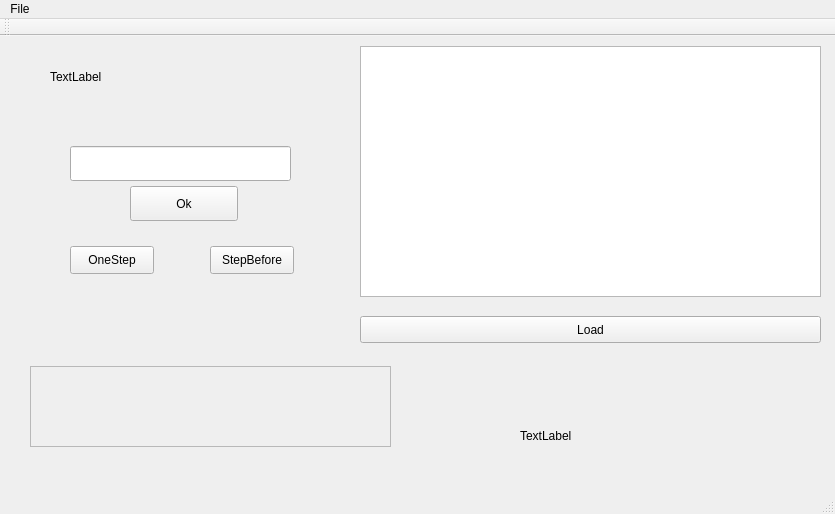
Qt form Turing/mainwindow.ui (igor-dyrov/TuringDebugger) before a commit.
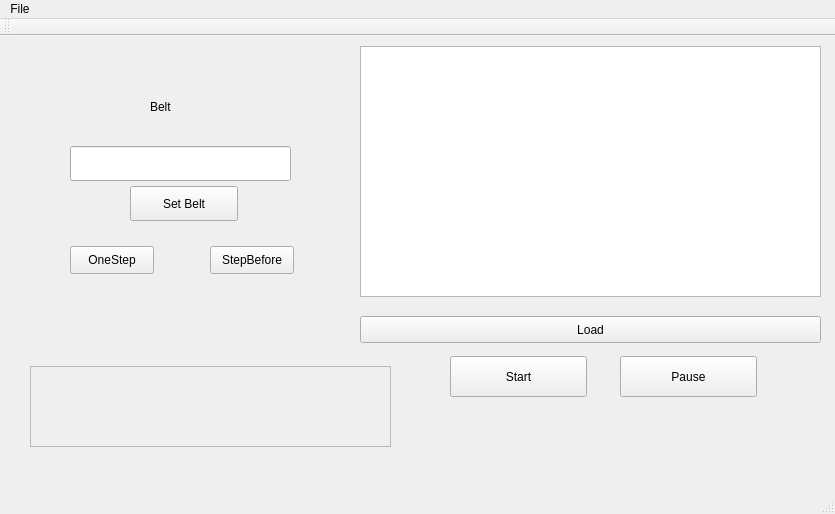
The same form after that commit.

Commit message: Add Start and Pause buttons

```diff
--- a/Turing/mainwindow.ui
+++ b/Turing/mainwindow.ui
@@ -56,14 +56,14 @@
    <widget class="QLabel" name="BeltLabel">
     <property name="geometry">
      <rect>
-      <x>50</x>
-      <y>20</y>
-      <width>201</width>
+      <x>150</x>
+      <y>50</y>
+      <width>161</width>
       <height>41</height>
      </rect>
     </property>
     <property name="text">
-     <string>TextLabel</string>
+     <string>Belt</string>
     </property>
    </widget>
    <widget class="QPushButton" name="btnOneStep">
@@ -123,20 +123,33 @@
      </rect>
     </property>
     <property name="text">
-     <string>Ok</string>
+     <string>Set Belt</string>
     </property>
    </widget>
-   <widget class="QLabel" name="label">
+   <widget class="QPushButton" name="StartDebugBtn">
     <property name="geometry">
      <rect>
-      <x>520</x>
-      <y>390</y>
-      <width>79</width>
-      <height>19</height>
+      <x>450</x>
+      <y>320</y>
+      <width>137</width>
+      <height>41</height>
      </rect>
     </property>
     <property name="text">
-     <string>TextLabel</string>
+     <string>Start</string>
+    </property>
+   </widget>
+   <widget class="QPushButton" name="PauseDebugBtn">
+    <property name="geometry">
+     <rect>
+      <x>620</x>
+      <y>320</y>
+      <width>137</width>
+      <height>41</height>
+     </rect>
+    </property>
+    <property name="text">
+     <string>Pause</string>
     </property>
    </widget>
   </widget>
```
Left out of the diff: 2 changed lines with no effect on the pictures. The commit also changes 2 other files.
